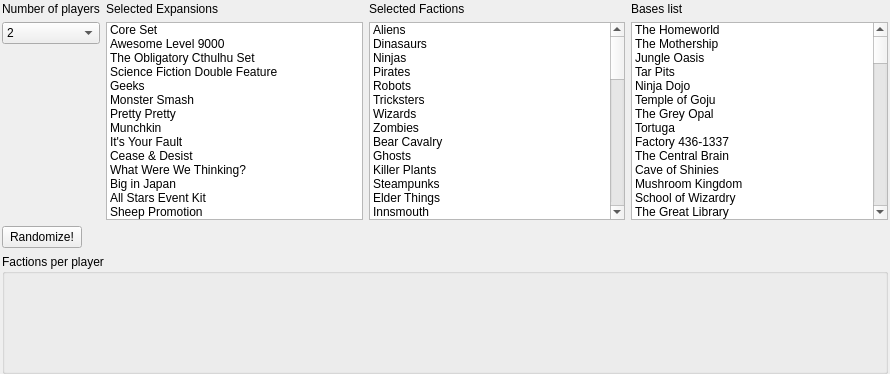
This is mainwindow.ui in yvvan/SmashUpRaceSelection as Qt 5 draws it before an edit. The edited form follows.
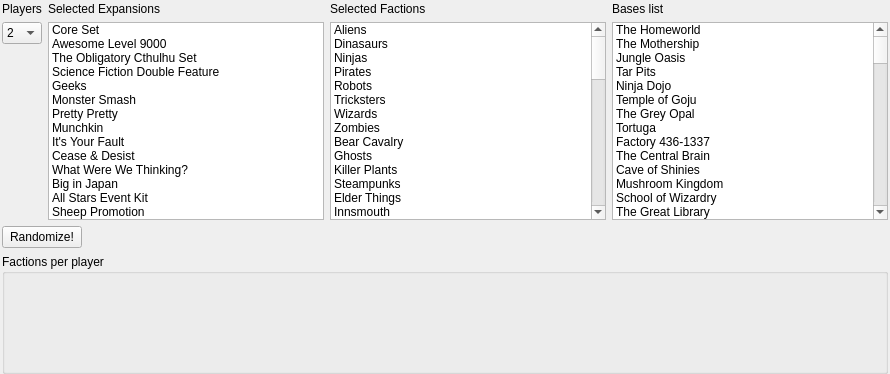
This is the edited form.

Commit message: Disable horizontal scrollbars

Diff of the .ui file:
```diff
--- a/mainwindow.ui
+++ b/mainwindow.ui
@@ -34,7 +34,7 @@
         <item>
          <widget class="QLabel" name="label">
           <property name="text">
-           <string>Number of players</string>
+           <string>&lt;html&gt;&lt;head/&gt;&lt;body&gt;&lt;p&gt;Players&lt;/p&gt;&lt;/body&gt;&lt;/html&gt;</string>
           </property>
          </widget>
         </item>
@@ -103,6 +103,9 @@
         </item>
         <item>
          <widget class="QListWidget" name="listWidget">
+          <property name="horizontalScrollBarPolicy">
+           <enum>Qt::ScrollBarAlwaysOff</enum>
+          </property>
           <item>
            <property name="text">
             <string>Core Set</string>
@@ -188,6 +191,9 @@
         </item>
         <item>
          <widget class="QListWidget" name="listWidget_2">
+          <property name="horizontalScrollBarPolicy">
+           <enum>Qt::ScrollBarAlwaysOff</enum>
+          </property>
           <item>
            <property name="text">
             <string>Aliens</string>
@@ -483,6 +489,9 @@
         </item>
         <item>
          <widget class="QListWidget" name="listWidget_3">
+          <property name="horizontalScrollBarPolicy">
+           <enum>Qt::ScrollBarAlwaysOff</enum>
+          </property>
           <item>
            <property name="text">
             <string>The Homeworld</string>
```
